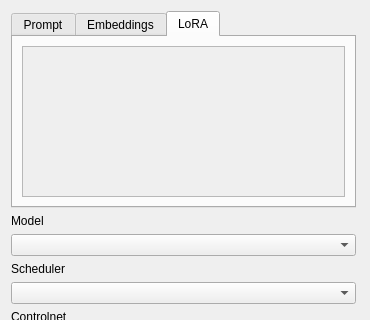
Capsize-Games/airunner, file src/airunner/pyqt/generate_form.ui: the form before one commit; both pictures show x 0 to 370 and y 0 to 320 of the 370 by 793 pixel window.
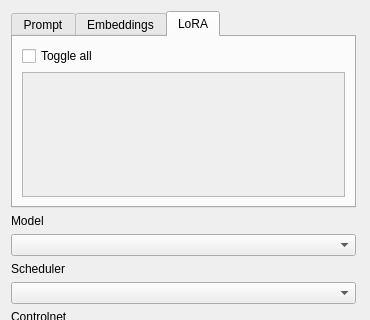
The form after the commit. The open tabs and pages were chosen to show the change.

Commit message: adds a check-all checkbox for lora

```diff
--- a/src/airunner/pyqt/generate_form.ui
+++ b/src/airunner/pyqt/generate_form.ui
@@ -174,7 +174,7 @@
        <string>LoRA</string>
       </attribute>
       <layout class="QGridLayout" name="gridLayout">
-       <item row="0" column="0">
+       <item row="1" column="0">
         <widget class="QScrollArea" name="lora_scroll_area">
          <property name="widgetResizable">
           <bool>true</bool>
@@ -185,12 +185,25 @@
             <x>0</x>
             <y>0</y>
             <width>323</width>
-            <height>129</height>
+            <height>100</height>
            </rect>
           </property>
          </widget>
         </widget>
        </item>
+       <item row="0" column="0">
+        <widget class="QCheckBox" name="toggleAllLora">
+         <property name="text">
+          <string>Toggle all</string>
+         </property>
+         <property name="checked">
+          <bool>false</bool>
+         </property>
+         <property name="tristate">
+          <bool>false</bool>
+         </property>
+        </widget>
+       </item>
       </layout>
      </widget>
     </widget>
```
The commit also changes 2 other files.
